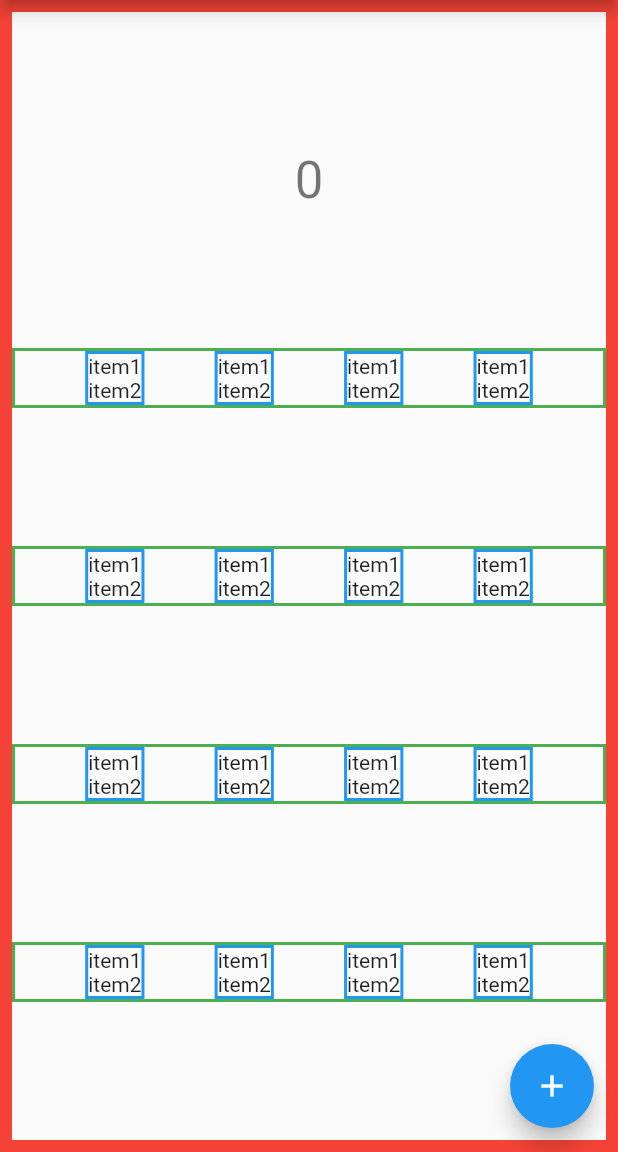
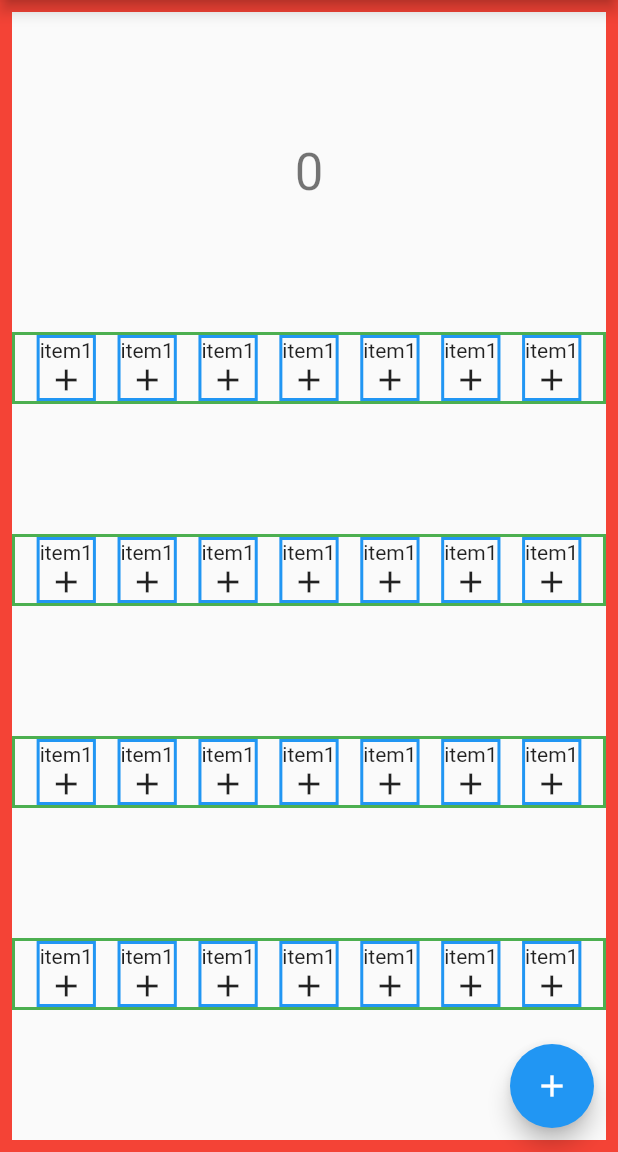
Before and after one commit to datsuns/stamp-calendar, a Flutter app: the screen it shows after launch, on a phone screen of 412 x 824 dp, the part 84-1236 px from its top. Run offline on Flutter 3.47's test engine with Material 2 defaults, Android fonts, the phone set to English and light mode, and no system bars.

Commit message:
fit to 7day a week

```diff
--- a/lib/main.dart
+++ b/lib/main.dart
@@ -59,7 +59,7 @@ class _MyHomePageState extends State<MyHomePage> {
       child: Column(
         children: <Widget>[
           Text('item1'),
-          Text('item2'),
+          Icon(Icons.add),
         ],
       ),
     );
@@ -75,6 +75,9 @@ class _MyHomePageState extends State<MyHomePage> {
       child: Row(
         mainAxisAlignment: MainAxisAlignment.spaceEvenly,
         children: <Widget>[
+          generateOneDay(),
+          generateOneDay(),
+          generateOneDay(),
           generateOneDay(),
           generateOneDay(),
           generateOneDay(),
```
